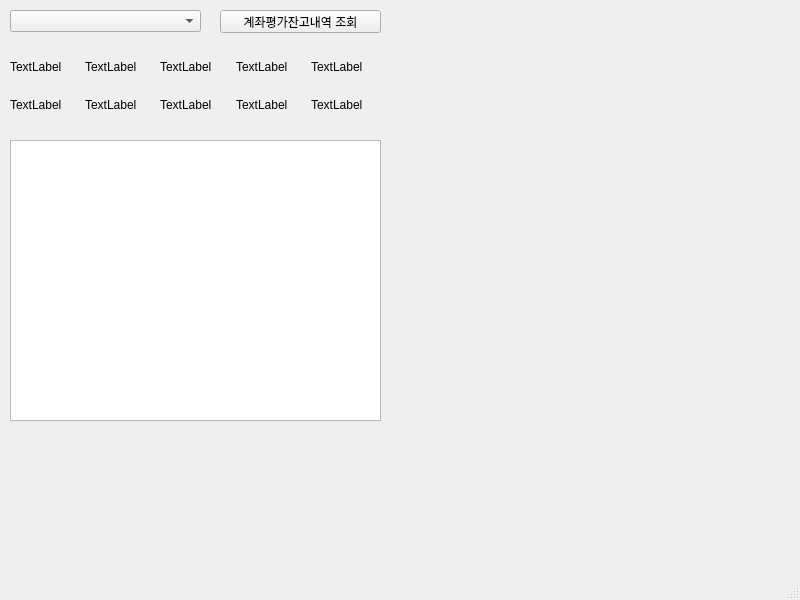
First picture: the form in pytrader.ui, repository Leeinformation/Kiwoom-openAPI, before the edit.
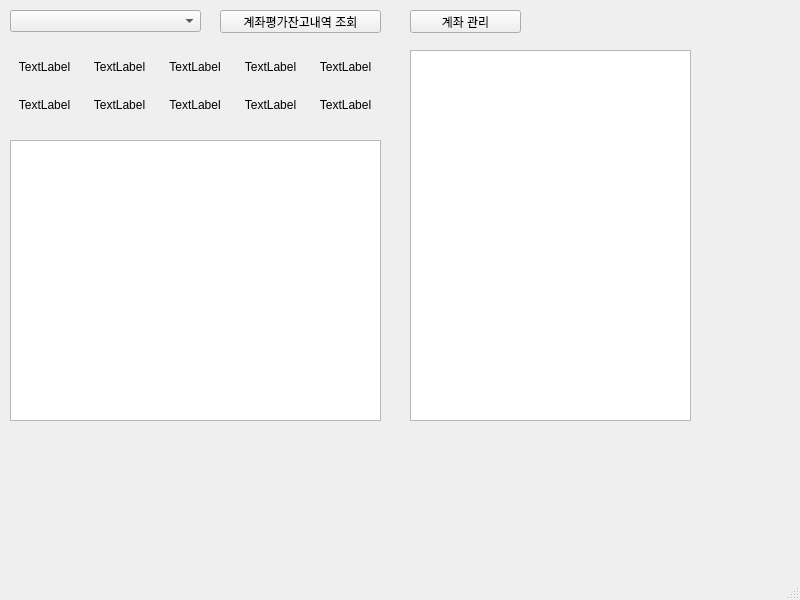
Second picture: the form after the edit.

Patch:
```diff
--- a/pytrader.ui
+++ b/pytrader.ui
@@ -52,6 +52,9 @@
        <property name="text">
         <string>TextLabel</string>
        </property>
+       <property name="alignment">
+        <set>Qt::AlignCenter</set>
+       </property>
       </widget>
      </item>
      <item row="0" column="0">
@@ -59,6 +62,9 @@
        <property name="text">
         <string>TextLabel</string>
        </property>
+       <property name="alignment">
+        <set>Qt::AlignCenter</set>
+       </property>
       </widget>
      </item>
      <item row="0" column="3">
@@ -66,6 +72,9 @@
        <property name="text">
         <string>TextLabel</string>
        </property>
+       <property name="alignment">
+        <set>Qt::AlignCenter</set>
+       </property>
       </widget>
      </item>
      <item row="0" column="4">
@@ -73,6 +82,9 @@
        <property name="text">
         <string>TextLabel</string>
        </property>
+       <property name="alignment">
+        <set>Qt::AlignCenter</set>
+       </property>
       </widget>
      </item>
      <item row="1" column="0">
@@ -80,6 +92,9 @@
        <property name="text">
         <string>TextLabel</string>
        </property>
+       <property name="alignment">
+        <set>Qt::AlignCenter</set>
+       </property>
       </widget>
      </item>
      <item row="0" column="1">
@@ -87,6 +102,9 @@
        <property name="text">
         <string>TextLabel</string>
        </property>
+       <property name="alignment">
+        <set>Qt::AlignCenter</set>
+       </property>
       </widget>
      </item>
      <item row="1" column="1">
@@ -94,6 +112,9 @@
        <property name="text">
         <string>TextLabel</string>
        </property>
+       <property name="alignment">
+        <set>Qt::AlignCenter</set>
+       </property>
       </widget>
      </item>
      <item row="1" column="2">
@@ -101,6 +122,9 @@
        <property name="text">
         <string>TextLabel</string>
        </property>
+       <property name="alignment">
+        <set>Qt::AlignCenter</set>
+       </property>
       </widget>
      </item>
      <item row="1" column="3">
@@ -108,6 +132,9 @@
        <property name="text">
         <string>TextLabel</string>
        </property>
+       <property name="alignment">
+        <set>Qt::AlignCenter</set>
+       </property>
       </widget>
      </item>
      <item row="1" column="4">
@@ -115,6 +142,9 @@
        <property name="text">
         <string>TextLabel</string>
        </property>
+       <property name="alignment">
+        <set>Qt::AlignCenter</set>
+       </property>
       </widget>
      </item>
     </layout>
@@ -129,6 +159,29 @@
      </rect>
     </property>
    </widget>
+   <widget class="QPushButton" name="acc_manage">
+    <property name="geometry">
+     <rect>
+      <x>410</x>
+      <y>10</y>
+      <width>111</width>
+      <height>23</height>
+     </rect>
+    </property>
+    <property name="text">
+     <string>계좌 관리</string>
+    </property>
+   </widget>
+   <widget class="QTableWidget" name="Danger_wd">
+    <property name="geometry">
+     <rect>
+      <x>410</x>
+      <y>50</y>
+      <width>281</width>
+      <height>371</height>
+     </rect>
+    </property>
+   </widget>
   </widget>
   <widget class="QMenuBar" name="menubar">
    <property name="geometry">
```
